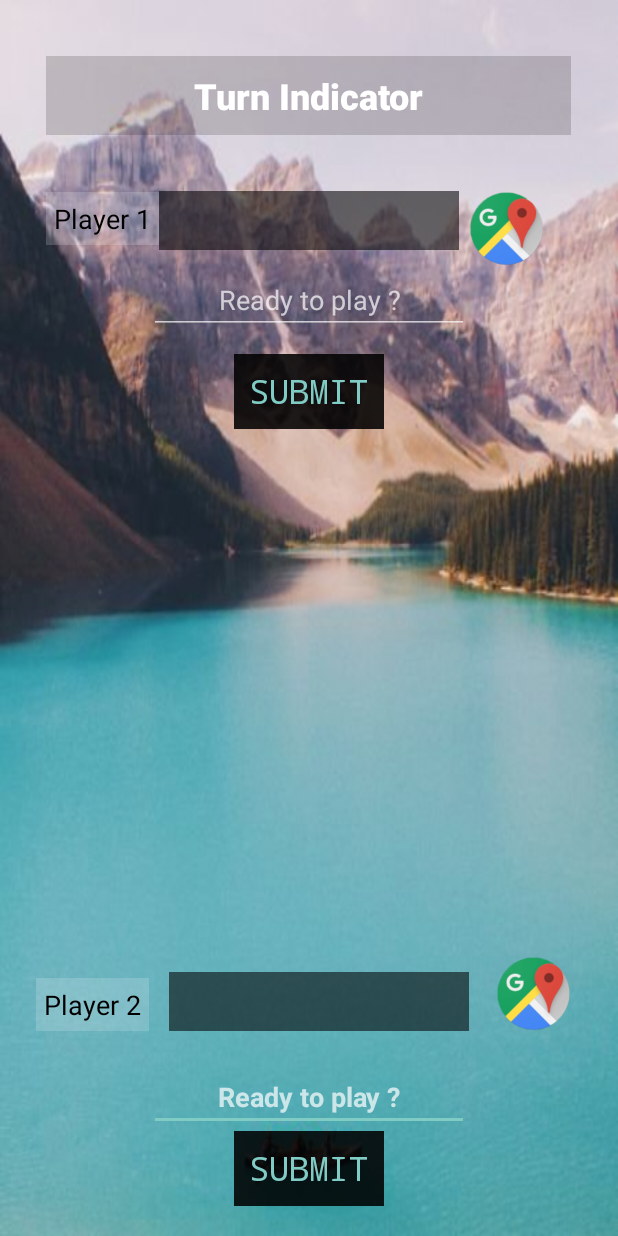
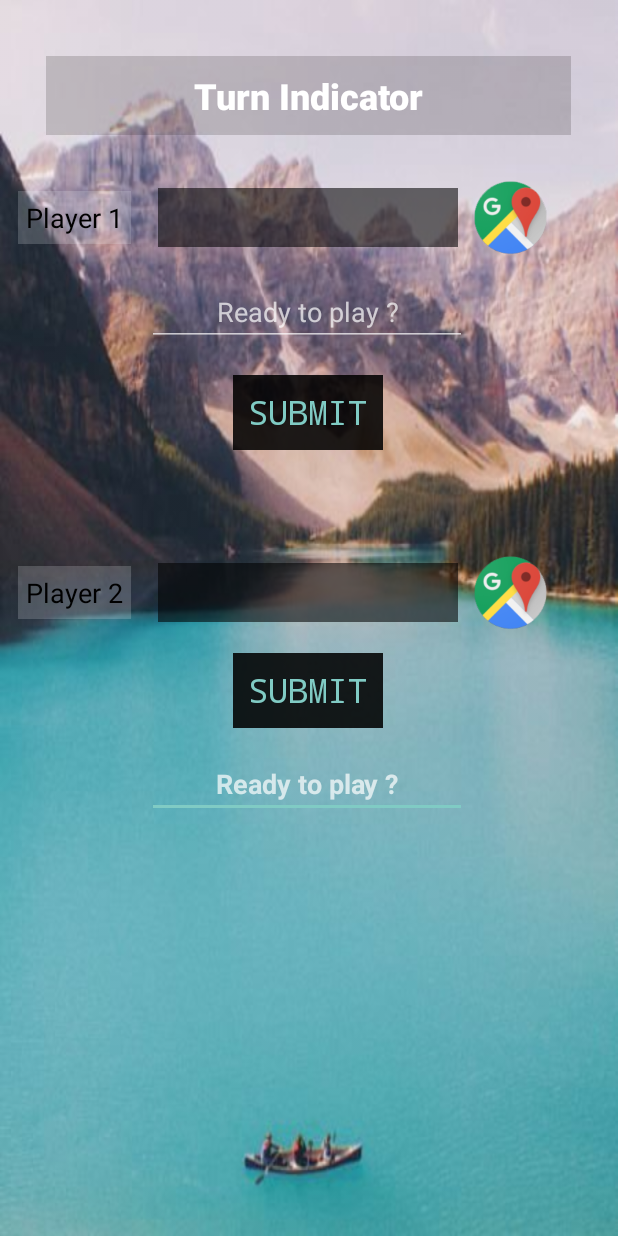
Before and after one commit to deepgosalia1/Atlas, an Android app: the layout activity_multiplayer.xml on its own in the app's theme, with its tools: preview values and no code run, on a phone screen of 412 x 824 dp. Run offline under Robolectric (Android 15) with nearby library versions, the light colour scheme and no system bars.

Commit message:
final app updated with all the functionalty and the features

```diff
--- a/app/src/main/java/com/example/anonym/atlas/RulesActivity.java
+++ b/app/src/main/java/com/example/anonym/atlas/RulesActivity.java
@@ -12,7 +12,7 @@ import android.widget.TextView;
 import android.widget.Toast;
 
 public class RulesActivity extends AppCompatActivity {
-    ImageView hardimage,easyimage;
+    ImageView hardimage,easyimage,multiplayerimage;
     TextView rules_list;
 
     public void response_easy(View view){
@@ -34,7 +34,7 @@ public class RulesActivity extends AppCompatActivity {
     public void response_multiplayer(View view){
         Toast.makeText(this, "Multiplayer mode selected", Toast.LENGTH_SHORT).show();
         Animation animFadein = AnimationUtils.loadAnimation(getApplicationContext(),R.anim.fade_in);
-        hardimage.startAnimation(animFadein);
+        multiplayerimage.startAnimation(animFadein);
         Intent intent=new Intent(RulesActivity.this,MultiplayerActivity.class);
         intent.putExtra("mode",2);
         startActivity(intent);
@@ -47,6 +47,7 @@ public class RulesActivity extends AppCompatActivity {
         Intent intent=getIntent();
         hardimage=(ImageView)findViewById(R.id.hard_image);
         easyimage=(ImageView)findViewById(R.id.easy_image);
+        multiplayerimage=(ImageView)findViewById(R.id.multiplayer_image);
         rules_list=(TextView)findViewById(R.id.rules_list);
         rules_list.setText(Html.fromHtml(getString(R.string.names)));
 
--- a/app/src/main/res/layout/activity_multiplayer.xml
+++ b/app/src/main/res/layout/activity_multiplayer.xml
@@ -9,13 +9,13 @@
 
 
     <Button
-        android:id="@+id/submit1"
+        android:id="@+id/player2_submit"
         style="@style/Widget.AppCompat.Button.Borderless.Colored"
         android:layout_width="100dp"
         android:layout_height="50dp"
-        android:layout_alignParentBottom="true"
-        android:layout_alignStart="@+id/button2"
-        android:layout_marginBottom="20dp"
+        android:layout_alignParentTop="true"
+        android:layout_marginLeft="155dp"
+        android:layout_marginTop="435dp"
         android:background="@color/common_google_signin_btn_text_light_pressed"
         android:fontFamily="monospace"
         android:onClick="submit2"
@@ -26,11 +26,11 @@
         android:id="@+id/player2_edittext"
         android:layout_width="wrap_content"
         android:layout_height="wrap_content"
-        android:layout_above="@+id/submit1"
-        android:layout_centerHorizontal="true"
+        android:layout_alignParentTop="true"
+        android:layout_marginLeft="98dp"
+        android:layout_marginTop="500dp"
         android:ems="10"
         android:hint="Ready to play ?"
-        android:imeOptions="actionGo"
         android:textAlignment="center"
         android:textStyle="bold" />
 
@@ -38,8 +38,9 @@
         android:id="@+id/player2_place"
         android:layout_width="200dp"
         android:layout_height="wrap_content"
-        android:layout_alignBottom="@+id/button3"
-        android:layout_alignEnd="@+id/player2_edittext"
+        android:layout_marginLeft="105dp"
+        android:layout_marginTop="375dp"
+        android:layout_alignParentTop="true"
         android:background="@color/common_google_signin_btn_text_light_focused"
         android:padding="10dp"
         android:textStyle="bold" />
@@ -48,8 +49,10 @@
         android:id="@+id/player2"
         android:layout_width="wrap_content"
         android:layout_height="wrap_content"
-        android:layout_alignBottom="@+id/player2_place"
-        android:layout_toStartOf="@+id/player2_edittext"
+        android:layout_alignParentTop="true"
+        android:layout_marginLeft="12dp"
+        android:layout_marginTop="377dp"
+
         android:background="@color/colorPrimary"
         android:padding="5dp"
         android:text="Player 2"
@@ -61,8 +64,9 @@
         style="@style/Widget.AppCompat.Button.Borderless.Colored"
         android:layout_width="50dp"
         android:layout_height="50dp"
-        android:layout_alignTop="@+id/player1_place"
-        android:layout_toEndOf="@+id/player2_edittext"
+        android:layout_alignParentTop="true"
+        android:layout_marginLeft="315dp"
+        android:layout_marginTop="120dp"
         android:background="@drawable/trying"
         android:fontFamily="monospace"
         android:onClick="player1map"
@@ -75,9 +79,8 @@
         android:id="@+id/player1"
         android:layout_width="wrap_content"
         android:layout_height="wrap_content"
-        android:layout_alignStart="@+id/turnindicator"
-        android:layout_below="@+id/turnindicator"
-        android:layout_marginTop="38dp"
+        android:layout_marginLeft="12dp"
+        android:layout_marginTop="127dp"
         android:background="@color/colorPrimary"
         android:padding="5dp"
         android:text="Player 1"
@@ -88,9 +91,9 @@
         android:id="@+id/player1_place"
         android:layout_width="200dp"
         android:layout_height="wrap_content"
-        android:layout_alignBaseline="@+id/player1"
-        android:layout_alignBottom="@+id/player1"
-        android:layout_centerHorizontal="true"
+        android:layout_alignParentTop="true"
+        android:layout_marginLeft="105dp"
+        android:layout_marginTop="125dp"
         android:background="@color/common_google_signin_btn_text_light_focused"
         android:padding="10dp" />
 
@@ -113,22 +116,22 @@
         android:id="@+id/player1_edittext"
         android:layout_width="wrap_content"
         android:layout_height="wrap_content"
-        android:layout_alignEnd="@+id/player2_place"
-        android:layout_below="@+id/get_map"
+        android:layout_alignParentTop="true"
+        android:layout_marginLeft="98dp"
+        android:layout_marginTop="185dp"
         android:ems="10"
-        android:textAlignment="center"
-        android:hint="Ready to play ?" />
+        android:hint="Ready to play ?"
+        android:textAlignment="center" />
 
     <Button
         android:id="@+id/button2"
         style="@style/Widget.AppCompat.Button.Borderless.Colored"
         android:layout_width="100dp"
         android:layout_height="50dp"
-        android:layout_alignWithParentIfMissing="false"
-        android:layout_below="@+id/player1_edittext"
-        android:layout_centerHorizontal="true"
-        android:layout_centerInParent="false"
-        android:layout_marginTop="13dp"
+        android:layout_alignParentTop="true"
+        android:layout_centerHorizontal="false"
+        android:layout_marginLeft="155dp"
+        android:layout_marginTop="250dp"
         android:background="@color/common_google_signin_btn_text_light_pressed"
         android:fontFamily="monospace"
         android:onClick="submit1"
@@ -139,9 +142,9 @@
         android:id="@+id/button3"
         android:layout_width="50dp"
         android:layout_height="50dp"
-        android:layout_above="@+id/player2_edittext"
-        android:layout_alignEnd="@+id/turnindicator"
-        android:layout_marginBottom="21dp"
+        android:layout_alignParentTop="true"
+        android:layout_marginLeft="315dp"
+        android:layout_marginTop="370dp"
         android:background="@drawable/trying"
         android:onClick="player2map" />
 
```
Also changed, not shown: app/src/main/java/com/example/anonym/atlas/MultiplayerActivity.java (+10 -8 lines), app/src/main/res/layout/activity_main.xml (+4 -5 lines), app/src/main/res/layout/activity_rules.xml (+7 -7 lines), app/src/main/res/drawable/anime_earth.png, app/src/main/res/drawable/anime_earth_round.png, app/src/main/res/drawable/multiplayer.png, app/src/main/res/mipmap-hdpi/anime_earth.png, app/src/main/res/mipmap-hdpi/anime_earth_round.png, app/src/main/res/mipmap-mdpi/anime_earth.png, app/src/main/res/mipmap-mdpi/anime_earth_round.png, app/src/main/res/mipmap-xhdpi/anime_earth.png, app/src/main/res/mipmap-xhdpi/anime_earth_round.png, app/src/main/res/mipmap-xxhdpi/anime_earth.png, 3 other files.
